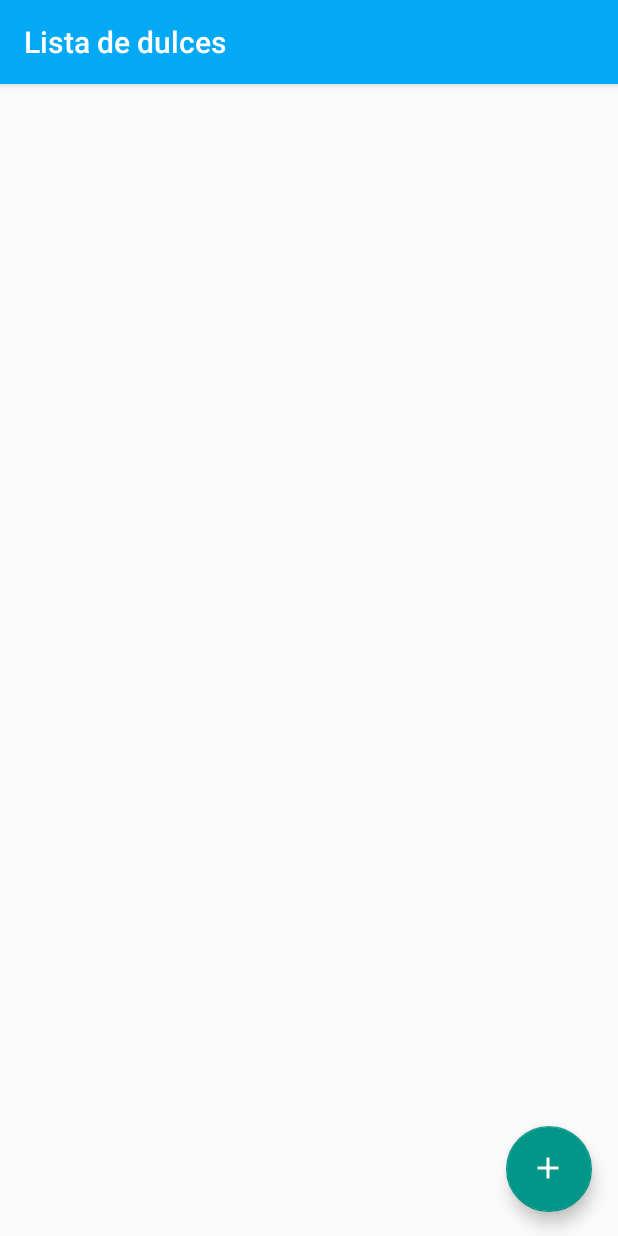
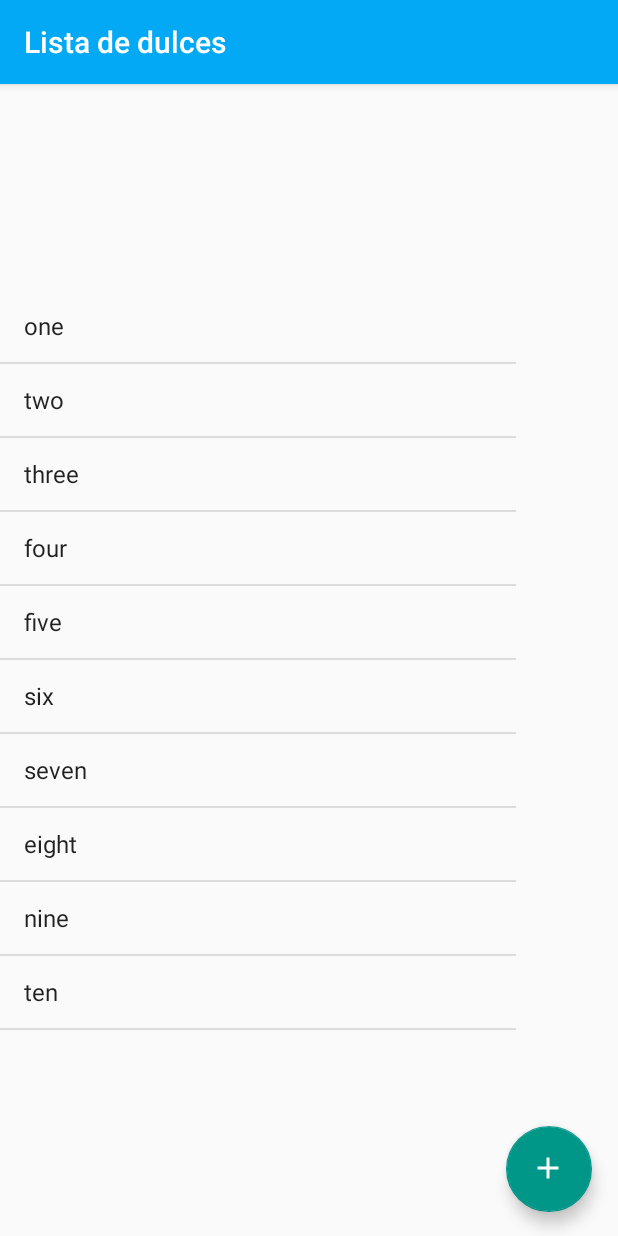
Before and after one commit to leonardlib/CandyStore, an Android app: the CandyListActivity screen opened directly, with no data from a screen before it, on a phone screen of 412 x 824 dp. Run offline under Robolectric (Android 15) with nearby library versions, the phone set to English and light mode, and no system bars.

Commit message:
items list

```diff
--- a/app/src/main/java/com/leonardolirabecerra/candystore/views/candy/CandyListActivity.kt
+++ b/app/src/main/java/com/leonardolirabecerra/candystore/views/candy/CandyListActivity.kt
@@ -5,7 +5,11 @@ import android.content.Intent
 import android.support.v7.app.AppCompatActivity
 import android.os.Bundle
 import android.support.design.widget.FloatingActionButton
+import android.view.View
 import com.leonardolirabecerra.candystore.R
+import android.widget.ArrayAdapter
+import android.widget.ListView
+
 
 class CandyListActivity : AppCompatActivity() {
     private val SAVED_CANDY_CODE: Int = 200
@@ -14,6 +18,22 @@ class CandyListActivity : AppCompatActivity() {
         super.onCreate(savedInstanceState)
         setContentView(R.layout.activity_candy_list)
         title = "Lista de dulces"
+
+        val words = ArrayList<String>()
+        words.add("one")
+        words.add("two")
+        words.add("three")
+        words.add("four")
+        words.add("five")
+        words.add("six")
+        words.add("seven")
+        words.add("eight")
+        words.add("nine")
+        words.add("ten")
+
+        val itemsAdapter = ArrayAdapter(this, android.R.layout.simple_list_item_1, words)
+        val listView = findViewById<View>(R.id.candiesList) as ListView
+        listView.adapter = itemsAdapter
 
         val addCandyButton = findViewById<FloatingActionButton>(R.id.addCandyButton)
 
--- a/app/src/main/java/com/leonardolirabecerra/candystore/views/candy/NewCandyActivity.kt
+++ b/app/src/main/java/com/leonardolirabecerra/candystore/views/candy/NewCandyActivity.kt
@@ -75,7 +75,7 @@ class NewCandyActivity : AppCompatActivity() {
             val utilsService = Utils()
             val path = "images/candies/${UUID.randomUUID()}"
 
-            utilsService.uploadFile(filePath!!, path)!!.addOnSuccessListener {uri ->
+            utilsService.uploadFile(filePath!!, path).addOnSuccessListener {uri ->
                 filePath = uri
                 saveNewCandy()
             }.addOnFailureListener { e ->
--- a/app/src/main/res/layout/activity_candy_list.xml
+++ b/app/src/main/res/layout/activity_candy_list.xml
@@ -24,4 +24,14 @@
             app:layout_constraintBottom_toBottomOf="parent"
             app:layout_constraintHorizontal_bias="0.973"/>
 
+    <ListView
+            android:layout_width="344dp"
+            android:layout_height="493dp"
+            tools:layout_editor_absoluteX="8dp"
+            android:layout_marginBottom="8dp"
+            app:layout_constraintBottom_toBottomOf="parent"
+            android:layout_marginTop="8dp"
+            android:id="@+id/candiesList"
+            app:layout_constraintTop_toTopOf="parent"/>
+
 </android.support.constraint.ConstraintLayout>
--- /dev/null
+++ b/app/src/main/res/layout/candy_item.xml
@@ -0,0 +1,6 @@
+<?xml version="1.0" encoding="utf-8"?>
+<android.support.constraint.ConstraintLayout xmlns:android="http://schemas.android.com/apk/res/android"
+                                             android:layout_width="match_parent"
+                                             android:layout_height="match_parent">
+
+</android.support.constraint.ConstraintLayout>
```
